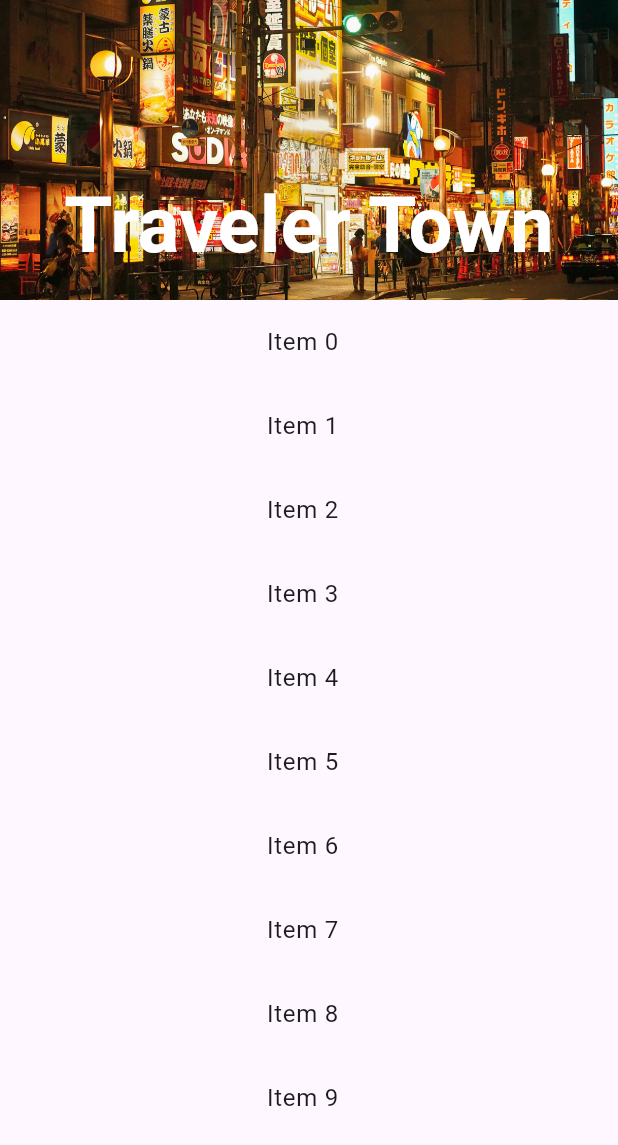
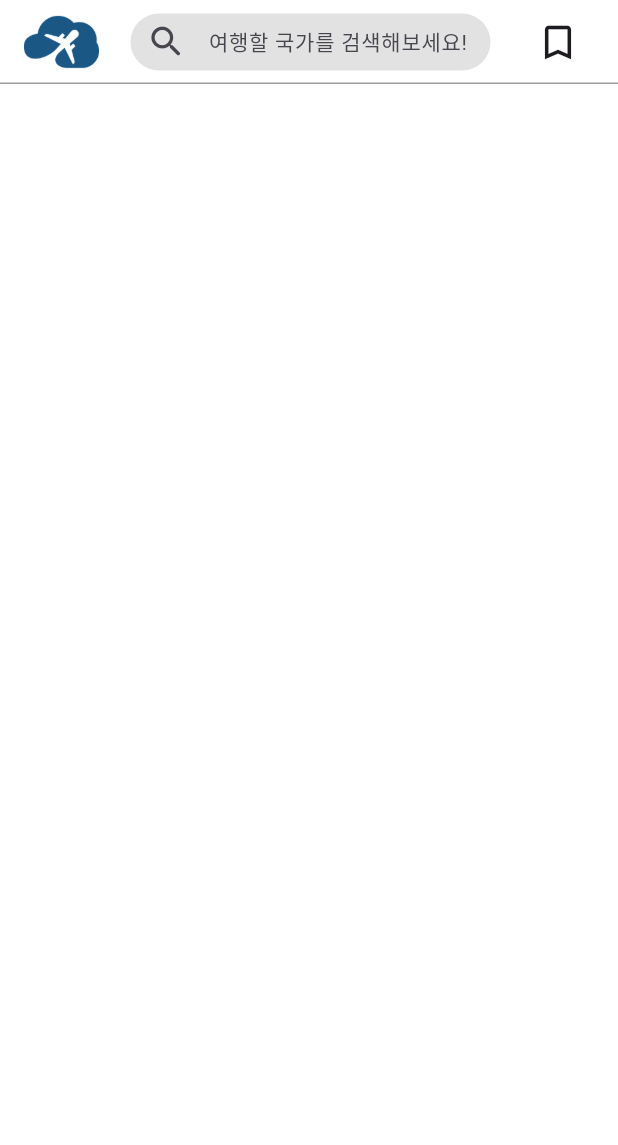
Before and after one commit to dongyoon7212/traveler_town_flutter, a Flutter app: the screen it shows after launch, on a phone screen of 412 x 824 dp. Shown: the top 1145 px of the screen. Run offline on Flutter 3.47's test engine with Material 3 defaults, Android fonts, the light colour scheme and no system bars.

Commit message:
Feat: App Bar 검색 레이아웃 구현

```diff
--- a/lib/screens/home_screen.dart
+++ b/lib/screens/home_screen.dart
@@ -1,96 +1,97 @@
 import 'package:flutter/material.dart';
-import 'dart:async';
 
-final List<String> imgList = [
-  "assets/banner1.jpg",
-  "assets/banner2.jpeg",
-  "assets/banner3.jpeg",
-];
-
-class HomeScreen extends StatefulWidget {
+class HomeScreen extends StatelessWidget {
   const HomeScreen({super.key});
-
-  @override
-  _HomeScreenState createState() => _HomeScreenState();
-}
-
-class _HomeScreenState extends State<HomeScreen> {
-  final PageController _pageController = PageController();
-  int _currentPage = 0;
-
-  @override
-  void initState() {
-    super.initState();
-    Timer.periodic(const Duration(seconds: 3), (Timer timer) {
-      if (_currentPage < imgList.length - 1) {
-        _currentPage++;
-      } else {
-        _currentPage = 0;
-      }
-      _pageController.animateToPage(
-        _currentPage,
-        duration: const Duration(milliseconds: 300),
-        curve: Curves.easeIn,
-      );
-    });
-  }
-
-  @override
-  void dispose() {
-    _pageController.dispose();
-    super.dispose();
-  }
 
   @override
   Widget build(BuildContext context) {
     return Scaffold(
-      body: NestedScrollView(
-        headerSliverBuilder: (BuildContext context, bool innerBoxIsScrolled) {
-          return <Widget>[
-            SliverAppBar(
-              expandedHeight: 200.0,
-              floating: false,
-              pinned: true,
-              stretch: true,
-              backgroundColor: const Color.fromRGBO(22, 68, 113, 1),
-              flexibleSpace: FlexibleSpaceBar(
-                expandedTitleScale: 2,
-                title: const Text(
-                  "Traveler Town",
-                  style: TextStyle(
-                    color: Colors.white,
-                    fontSize: 26.0,
-                    fontWeight: FontWeight.w600,
-                  ),
-                  textAlign: TextAlign.start,
-                ),
-                centerTitle: true,
-                collapseMode: CollapseMode.parallax,
-                background: PageView.builder(
-                  controller: _pageController,
-                  itemCount: imgList.length,
-                  itemBuilder: (BuildContext context, int index) {
-                    return Image.asset(
-                      imgList[index],
-                      fit: BoxFit.cover,
-                    );
-                  },
+      backgroundColor: Colors.white,
+      appBar: AppBar(
+          title: Row(
+            mainAxisAlignment: MainAxisAlignment.spaceBetween,
+            crossAxisAlignment: CrossAxisAlignment.center,
+            children: [
+              SizedBox(
+                width: 50,
+                child: Image.asset(
+                  "assets/logo.png",
+                  fit: BoxFit.cover,
                 ),
               ),
+              SizedBox(
+                width: 240,
+                height: 38,
+                child: TextField(
+                  textAlign: TextAlign.start,
+                  textAlignVertical: TextAlignVertical.center,
+                  cursorColor: const Color.fromRGBO(22, 68, 113, 1),
+                  style: const TextStyle(
+                    fontSize: 14,
+                  ),
+                  cursorHeight: 20,
+                  decoration: InputDecoration(
+                    isDense: true,
+                    prefixIcon: const Icon(
+                      Icons.search_rounded,
+                      size: 27,
+                    ),
+                    hintText: "여행할 국가를 검색해보세요!",
+                    fillColor: Colors.grey.withOpacity(0.3),
+                    filled: true,
+                    focusedBorder: const OutlineInputBorder(
+                        borderSide: BorderSide(
+                          width: 0,
+                          color: Colors.transparent,
+                        ),
+                        borderRadius: BorderRadius.all(
+                          Radius.circular(20),
+                        )),
+                    disabledBorder: const OutlineInputBorder(
+                        borderSide: BorderSide(
+                          width: 0,
+                          color: Colors.transparent,
+                        ),
+                        borderRadius: BorderRadius.all(
+                          Radius.circular(20),
+                        )),
+                    enabledBorder: const OutlineInputBorder(
+                        borderSide: BorderSide(
+                          width: 0,
+                          color: Colors.transparent,
+                        ),
+                        borderRadius: BorderRadius.all(
+                          Radius.circular(20),
+                        )),
+                    border: const OutlineInputBorder(
+                        borderSide: BorderSide(
+                          width: 0,
+                          color: Colors.transparent,
+                        ),
+                        borderRadius: BorderRadius.all(
+                          Radius.circular(20),
+                        )),
+                    contentPadding:
+                        const EdgeInsets.symmetric(vertical: 0, horizontal: 0),
+                  ),
+                ),
+              ),
+              IconButton(
+                onPressed: () {},
+                icon: const Icon(
+                  Icons.bookmark_border_outlined,
+                  size: 30,
+                ),
+              )
+            ],
+          ),
+          backgroundColor: Colors.white,
+          shape: const Border(
+            bottom: BorderSide(
+              color: Colors.grey,
+              width: 1,
             ),
-          ];
-        },
-        body: ListView.builder(
-          itemCount: 10,
-          itemBuilder: (BuildContext context, int index) {
-            return ListTile(
-              title: Text("Item $index", textAlign: TextAlign.center),
-            );
-          },
-        ),
-      ),
+          )),
     );
   }
 }
-
-// void main() => runApp(const MaterialApp(home: HomeScreen()));
--- a/pubspec.yaml
+++ b/pubspec.yaml
@@ -62,6 +62,7 @@ flutter:
         - assets/banner1.jpg
         - assets/banner2.jpeg
         - assets/banner3.jpeg
+        - assets/logo.png
 
     # An image asset can refer to one or more resolution-specific "variants", see
     # https://flutter.dev/assets-and-images/#resolution-aware
```
Also changed, not shown: assets/logo.png (added).
